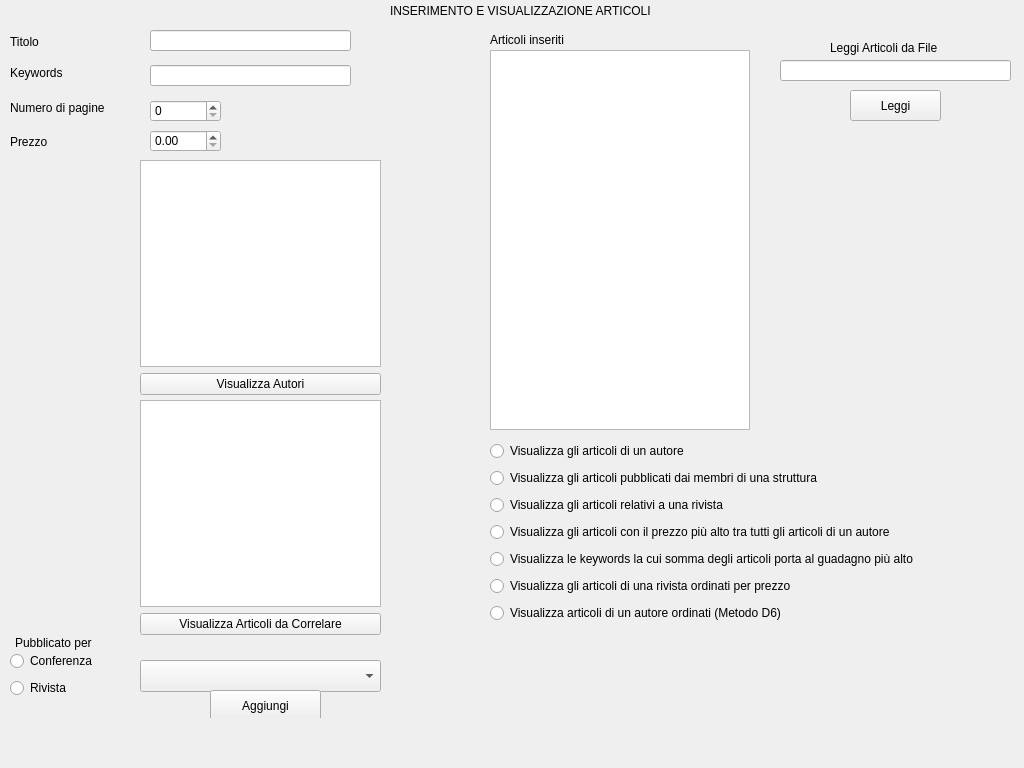
The window that Progetto/paginaarticolo.ui (marcovirgillo/ProgettoPO) describes before a commit, drawn with Qt 5.
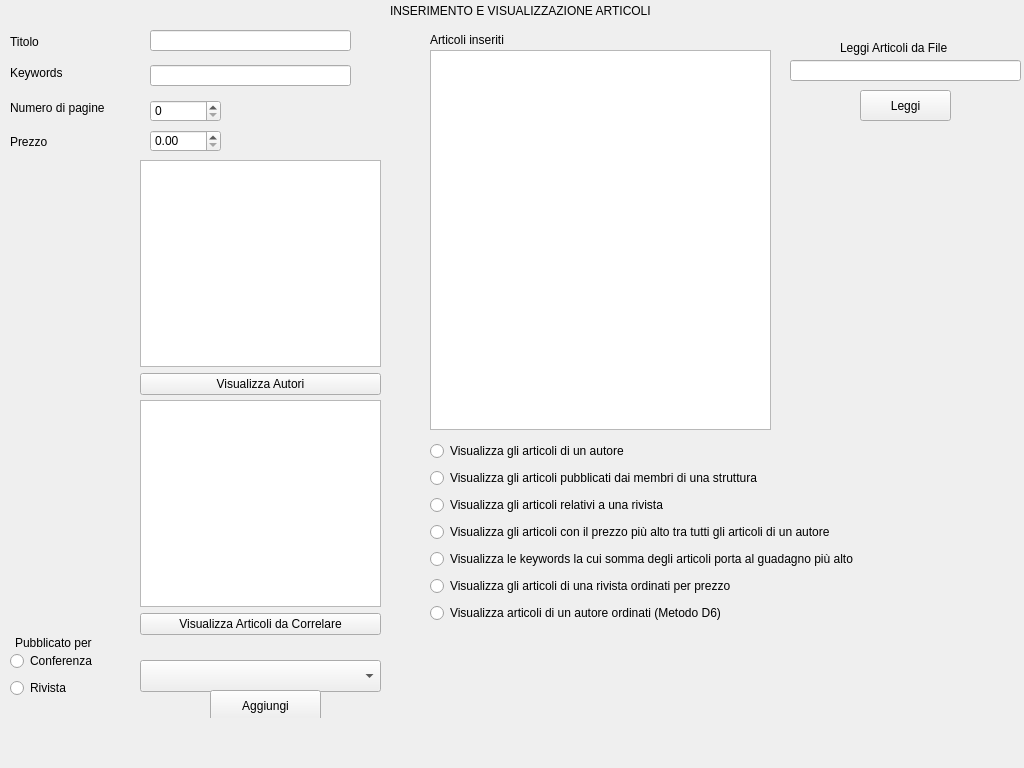
The same window after the commit.

What changed in the file:
```diff
--- a/Progetto/paginaarticolo.ui
+++ b/Progetto/paginaarticolo.ui
@@ -124,9 +124,9 @@
     <widget class="QListWidget" name="listArticoli">
      <property name="geometry">
       <rect>
-       <x>490</x>
+       <x>430</x>
        <y>50</y>
-       <width>260</width>
+       <width>341</width>
        <height>380</height>
       </rect>
      </property>
@@ -240,7 +240,7 @@
     <widget class="QLabel" name="labelArticoliInseriti">
      <property name="geometry">
       <rect>
-       <x>490</x>
+       <x>430</x>
        <y>30</y>
        <width>91</width>
        <height>20</height>
@@ -253,7 +253,7 @@
     <widget class="QWidget" name="layoutWidget">
      <property name="geometry">
       <rect>
-       <x>490</x>
+       <x>430</x>
        <y>440</y>
        <width>494</width>
        <height>191</height>
@@ -327,7 +327,7 @@
     <widget class="QLineEdit" name="Percorso">
      <property name="geometry">
       <rect>
-       <x>780</x>
+       <x>790</x>
        <y>60</y>
        <width>231</width>
        <height>21</height>
@@ -337,7 +337,7 @@
     <widget class="QPushButton" name="buttonLeggi">
      <property name="geometry">
       <rect>
-       <x>850</x>
+       <x>860</x>
        <y>90</y>
        <width>91</width>
        <height>31</height>
@@ -350,7 +350,7 @@
     <widget class="QLabel" name="labelLeggiDaFile">
      <property name="geometry">
       <rect>
-       <x>830</x>
+       <x>840</x>
        <y>40</y>
        <width>131</width>
        <height>16</height>
```
Left out of the diff: 45 changed lines with no effect on the pictures.
